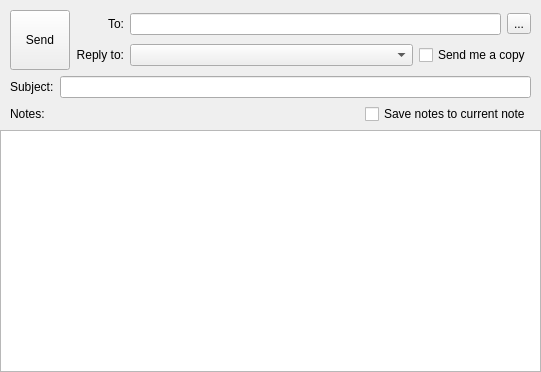
Old version of the form src/ui/wizEmailShareDialog.ui in the repository WizTeam/WizQTClient.
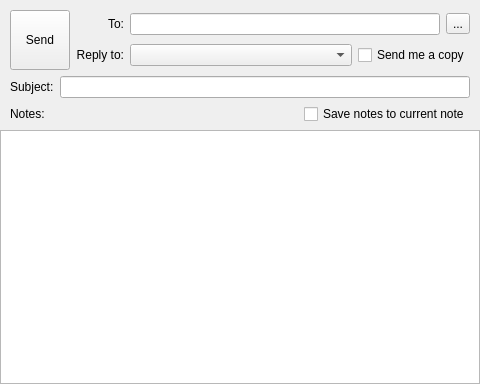
New version of the form.

The edit to the form file:
```diff
--- a/src/ui/wizEmailShareDialog.ui
+++ b/src/ui/wizEmailShareDialog.ui
@@ -6,14 +6,14 @@
    <rect>
     <x>0</x>
     <y>0</y>
-    <width>541</width>
-    <height>372</height>
+    <width>480</width>
+    <height>384</height>
    </rect>
   </property>
   <property name="windowTitle">
    <string>Send your note by email</string>
   </property>
-  <layout class="QVBoxLayout" name="verticalLayout">
+  <layout class="QHBoxLayout" name="horizontalLayout_6">
    <property name="leftMargin">
     <number>0</number>
    </property>
@@ -27,6 +27,8 @@
     <number>0</number>
    </property>
    <item>
+    <layout class="QVBoxLayout" name="verticalLayout">
+     <item>
     <layout class="QHBoxLayout" name="horizontalLayout_4">
      <property name="leftMargin">
       <number>10</number>
@@ -170,6 +172,8 @@
    </item>
    <item>
     <widget class="QTextEdit" name="textEdit_notes"/>
+     </item>
+    </layout>
    </item>
   </layout>
  </widget>
```
Left out of the diff: 2 changed lines with no effect on the pictures. Lines whose indentation alone changed are shown as unchanged.
